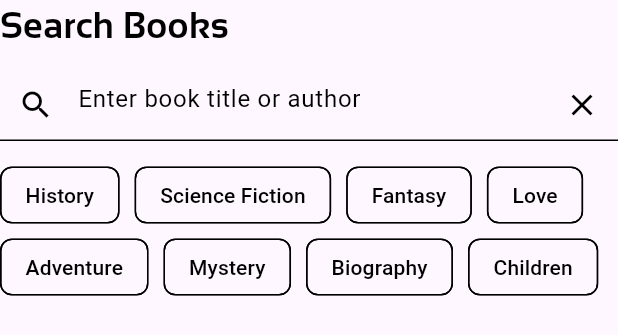
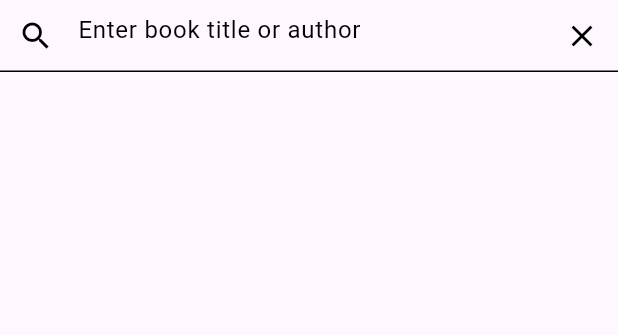
Before and after one commit to ehtisham-ali-emumba/flutter_books_app, a Flutter app: the SearchHeader widget shown alone on an empty page, opened directly with empty values, on a phone screen of 412 x 824 dp. Shown: the top 335 px of the screen. Run offline on Flutter 3.47's test engine with Material 3 defaults, Android fonts, the phone set to English and light mode, and no system bars; our stand-ins replace carousel_slider, dio, equatable, flutter_bloc, get_it, go_router and 2 more; accounts and stored records are empty.

Commit message:
removres unnecessary code

```diff
--- a/lib/presentation/features/books/views/explore_screen/search_chips.dart
+++ /dev/null
@@ -1,29 +0,0 @@
-// book_search_chips.dart
-
-import 'package:flutter/material.dart';
-
-class SearchChips extends StatelessWidget {
-  final void Function(String) onTap;
-  const SearchChips({super.key, required this.onTap});
-
-  final List<String> topics = const [
-    'History',
-    'Science Fiction',
-    'Fantasy',
-    'Love',
-    'Adventure',
-    'Mystery',
-    'Biography',
-    'Children',
-  ];
-
-  @override
-  Widget build(BuildContext context) {
-    return Wrap(
-      spacing: 10,
-      children: topics
-          .map((t) => ActionChip(label: Text(t), onPressed: () => onTap(t)))
-          .toList(),
-    );
-  }
-}
--- a/lib/presentation/features/books/views/explore_screen/search_header.dart
+++ b/lib/presentation/features/books/views/explore_screen/search_header.dart
@@ -1,8 +1,5 @@
-import 'package:books/components/shared_widgets/app_text.dart';
 import 'package:books/core/utils/input_utils.dart';
 import 'package:flutter/material.dart';
-
-import 'search_chips.dart';
 
 class SearchHeader extends StatefulWidget {
   final Function(String) onSearch;
@@ -37,8 +34,6 @@ class _SearchHeaderState extends State<SearchHeader> {
     return Column(
       crossAxisAlignment: CrossAxisAlignment.start,
       children: [
-        AppText("Search Books", kind: TextKind.heading),
-        SizedBox(height: 12),
         TextField(
           controller: _controller,
           onChanged: (value) {
@@ -57,7 +52,6 @@ class _SearchHeaderState extends State<SearchHeader> {
           ),
         ),
         SizedBox(height: 12),
-        SearchChips(onTap: setSearchText),
       ],
     );
   }
```
Also changed, not shown: lib/presentation/features/books/views/explore_screen/explore_screen.dart (+15 -2 lines).
